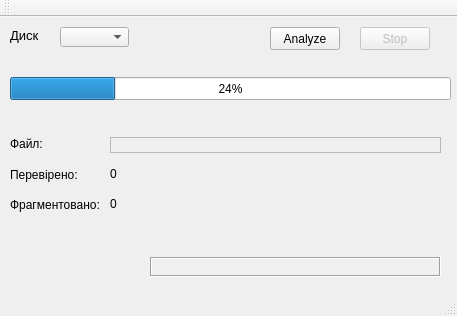
Qt form mainwindow.ui (emperor-is-here/Volume-Analyzer) before a commit.
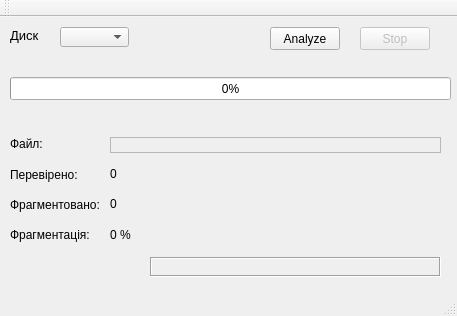
The same form after that commit.

Patch:
```diff
--- a/mainwindow.ui
+++ b/mainwindow.ui
@@ -106,7 +106,7 @@
      </rect>
     </property>
     <property name="value">
-     <number>24</number>
+     <number>0</number>
     </property>
    </widget>
    <widget class="QLabel" name="fName">
@@ -193,6 +193,32 @@
      <string>0</string>
     </property>
    </widget>
+   <widget class="QLabel" name="fRate">
+    <property name="geometry">
+     <rect>
+      <x>10</x>
+      <y>210</y>
+      <width>81</width>
+      <height>16</height>
+     </rect>
+    </property>
+    <property name="text">
+     <string>Фрагментація:</string>
+    </property>
+   </widget>
+   <widget class="QLabel" name="fRateInfo">
+    <property name="geometry">
+     <rect>
+      <x>110</x>
+      <y>210</y>
+      <width>81</width>
+      <height>16</height>
+     </rect>
+    </property>
+    <property name="text">
+     <string>0 %</string>
+    </property>
+   </widget>
   </widget>
   <widget class="QMenuBar" name="menuBar">
    <property name="geometry">
```
Left out of the diff: 6 changed lines with no effect on the pictures.
